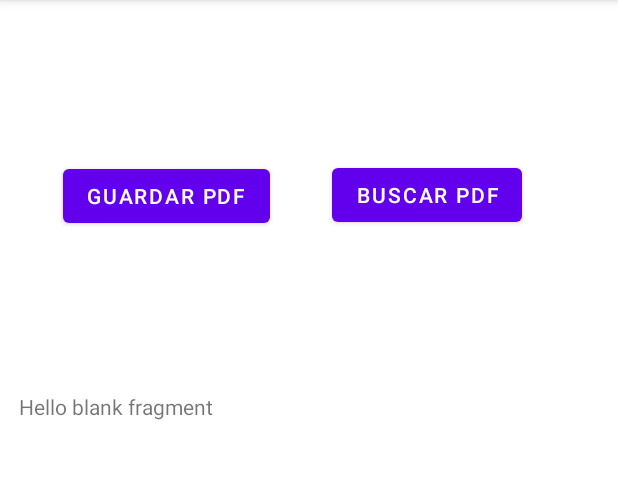
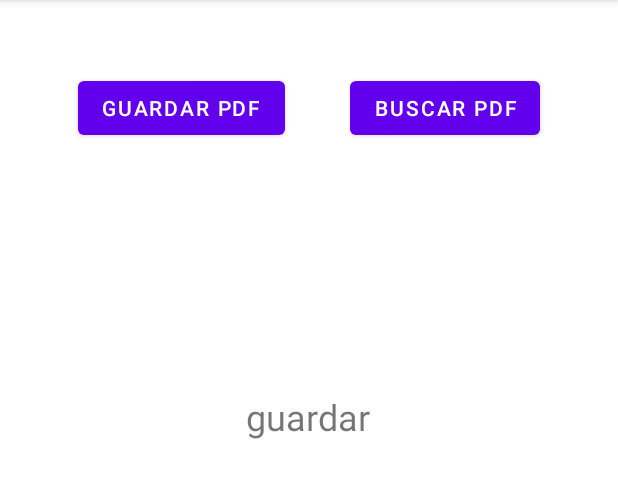
Before and after one commit to Zeven96x/ProyectoFinalDispositivosMoviles, an Android app: the screen it shows after launch (MainActivity), after a tap on "GUARDAR PDF", on a phone screen of 412 x 824 dp, the part 84-582 px from its top. Run offline under Robolectric (Android 15) with nearby library versions, the phone set to English and light mode, and no system bars.

Commit message:
fragments  compuesto

```diff
--- a/app/src/main/res/layout/activity_main.xml
+++ b/app/src/main/res/layout/activity_main.xml
@@ -26,23 +26,35 @@
         android:id="@+id/guardar"
         android:layout_width="wrap_content"
         android:layout_height="wrap_content"
+        android:layout_marginStart="8dp"
+        android:layout_marginTop="48dp"
         android:onClick="OnClik"
         android:text="Guardar PDF"
-        app:layout_constraintBottom_toTopOf="@+id/idFragments"
+        app:layout_constraintBottom_toTopOf="@+id/guideline3"
         app:layout_constraintEnd_toStartOf="@+id/buscar"
+        app:layout_constraintHorizontal_bias="0.5"
         app:layout_constraintStart_toStartOf="parent"
-        app:layout_constraintTop_toTopOf="parent" />
+        app:layout_constraintTop_toTopOf="parent"
+        app:layout_constraintVertical_bias="0.0" />
 
     <Button
         android:id="@+id/buscar"
         android:layout_width="wrap_content"
         android:layout_height="wrap_content"
+        android:layout_marginEnd="8dp"
         android:onClick="OnClik"
         android:text="Buscar PDF"
-        app:layout_constraintBottom_toTopOf="@+id/idFragments"
+        app:layout_constraintBottom_toBottomOf="@+id/guardar"
         app:layout_constraintEnd_toEndOf="parent"
-        app:layout_constraintHorizontal_bias="0.776"
-        app:layout_constraintStart_toStartOf="parent"
-        app:layout_constraintTop_toTopOf="parent"
-        app:layout_constraintVertical_bias="0.496" />
+        app:layout_constraintHorizontal_bias="0.5"
+        app:layout_constraintStart_toEndOf="@+id/guardar"
+        app:layout_constraintTop_toTopOf="@+id/guardar" />
+
+    <androidx.constraintlayout.widget.Guideline
+        android:id="@+id/guideline3"
+        android:layout_width="wrap_content"
+        android:layout_height="wrap_content"
+        android:orientation="horizontal"
+        app:layout_constraintGuide_percent="0.19402985" />
+
 </androidx.constraintlayout.widget.ConstraintLayout>
--- a/app/src/main/res/layout/cargar__p_d.xml
+++ b/app/src/main/res/layout/cargar__p_d.xml
@@ -9,6 +9,8 @@
     <TextView
         android:layout_width="match_parent"
         android:layout_height="match_parent"
-        android:text="@string/hello_blank_fragment" />
+        android:text="buscar"
+        android:textAlignment="center"
+        android:textSize="24sp" />
 
 </FrameLayout>
--- a/app/src/main/res/layout/guardar__p_d.xml
+++ b/app/src/main/res/layout/guardar__p_d.xml
@@ -9,6 +9,8 @@
     <TextView
         android:layout_width="match_parent"
         android:layout_height="match_parent"
-        android:text="@string/hello_blank_fragment" />
+        android:text="guardar"
+        android:textAlignment="center"
+        android:textSize="24sp" />
 
 </FrameLayout>
```
Also changed, not shown: app/src/main/res/menu/action_bar_menu.xml (+4 -4 lines).
